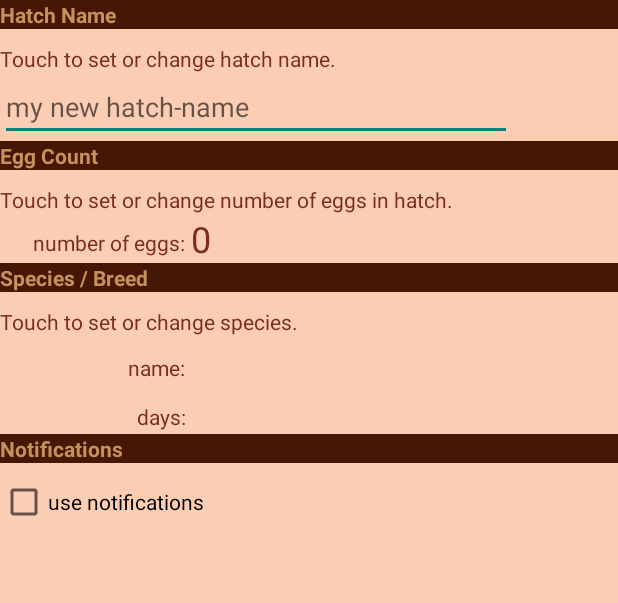
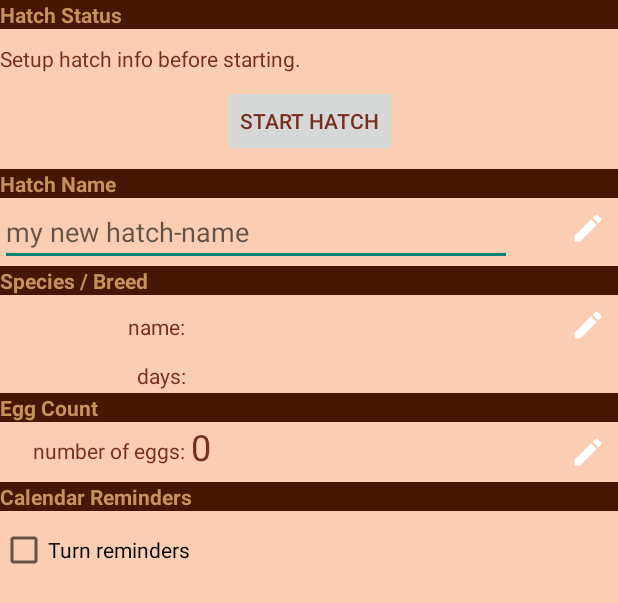
Before and after one commit to manfangllc/hatchtrack-android, an Android app: the layout frag_create_hatch.xml on its own in the app's theme, with its tools: preview values and no code run, on a phone screen of 412 x 824 dp. Shown: the top 603 px of the screen. Run offline under Robolectric (Android 15) with nearby library versions, the phone set to English and light mode, and no system bars.

Commit message:
tossing create-hatch frag. only one type of hatch fragment: hatch...adding a new hatch just adds a new hatch...duh. the hatch is unstartable until #eggs, name, species. editable everywhere until started, somewhat editable during start

```diff
--- a/app/src/main/res/layout/frag_create_hatch.xml
+++ b/app/src/main/res/layout/frag_create_hatch.xml
@@ -16,6 +16,56 @@
         android:orientation="vertical">
 
         <android.support.constraint.ConstraintLayout
+            android:id="@+id/statusContainer"
+            android:layout_width="match_parent"
+            android:layout_height="wrap_content"
+            android:background="?attr/selectableItemBackground">
+
+            <android.support.constraint.Guideline
+                android:id="@+id/guideline8"
+                android:layout_width="wrap_content"
+                android:layout_height="wrap_content"
+                android:orientation="vertical"
+                app:layout_constraintGuide_percent=".3" />
+
+            <TextView
+                android:id="@+id/statusTitle"
+                android:layout_width="0dp"
+                android:layout_height="wrap_content"
+                android:background="@color/colorPrimaryDark"
+                android:text="@string/status_label"
+                android:textColor="@color/colorPrimary"
+                android:textStyle="bold"
+                app:layout_constraintLeft_toLeftOf="parent"
+                app:layout_constraintRight_toRightOf="parent"
+                app:layout_constraintTop_toTopOf="parent" />
+
+            <TextView
+                android:id="@+id/statusIntro"
+                android:layout_width="wrap_content"
+                android:layout_height="wrap_content"
+                android:layout_marginTop="10dp"
+                android:text="@string/status_intro"
+                android:visibility="visible"
+                app:layout_constraintLeft_toLeftOf="@+id/statusTitle"
+                app:layout_constraintTop_toBottomOf="@+id/statusTitle" />
+
+            <Button
+                android:id="@+id/startHatchButton"
+                android:layout_width="wrap_content"
+                android:layout_height="wrap_content"
+                android:layout_marginTop="8dp"
+                android:layout_marginBottom="8dp"
+                android:enabled="false"
+                android:text="@string/start_hatch_button_label"
+                app:layout_constraintBottom_toBottomOf="parent"
+                app:layout_constraintEnd_toEndOf="parent"
+                app:layout_constraintStart_toStartOf="parent"
+                app:layout_constraintTop_toBottomOf="@+id/statusIntro" />
+
+        </android.support.constraint.ConstraintLayout>
+
+        <android.support.constraint.ConstraintLayout
             android:id="@+id/nameContainer"
             android:layout_width="match_parent"
             android:layout_height="wrap_content"
@@ -29,6 +79,7 @@
                 android:text="@string/hatch_name_label"
                 android:textColor="@color/colorPrimary"
                 android:textStyle="bold"
+                app:layout_constraintHorizontal_bias="0.0"
                 app:layout_constraintLeft_toLeftOf="parent"
                 app:layout_constraintRight_toRightOf="parent"
                 app:layout_constraintTop_toTopOf="parent" />
@@ -40,7 +91,18 @@
                 android:layout_marginTop="10dp"
                 android:text="@string/hatch_name_intro"
                 app:layout_constraintLeft_toLeftOf="@+id/nameTitle"
-                app:layout_constraintTop_toBottomOf="@+id/nameTitle" />
+                app:layout_constraintTop_toBottomOf="@+id/nameTitle"
+                tools:visibility="gone" />
+
+            <ImageView
+                android:id="@+id/imageView2"
+                android:layout_width="wrap_content"
+                android:layout_height="24dp"
+                android:layout_marginTop="8dp"
+                android:layout_marginEnd="8dp"
+                app:layout_constraintEnd_toEndOf="parent"
+                app:layout_constraintTop_toBottomOf="@+id/nameTitle"
+                app:srcCompat="@drawable/ic_action_edit" />
 
             <EditText
                 android:id="@+id/nameText"
@@ -54,60 +116,6 @@
                 android:singleLine="true"
                 app:layout_constraintLeft_toLeftOf="@+id/textView2"
                 app:layout_constraintTop_toBottomOf="@+id/textView2" />
-        </android.support.constraint.ConstraintLayout>
-
-        <android.support.constraint.ConstraintLayout
-            android:id="@+id/countContainer"
-            android:layout_width="match_parent"
-            android:layout_height="wrap_content"
-            android:background="?attr/selectableItemBackground">
-
-            <android.support.constraint.Guideline
-                android:id="@+id/guideline5"
-                android:layout_width="wrap_content"
-                android:layout_height="wrap_content"
-                android:orientation="vertical"
-                app:layout_constraintGuide_percent=".3"/>
-
-            <TextView
-                android:id="@+id/countTitle"
-                android:layout_width="0dp"
-                android:layout_height="wrap_content"
-                android:background="@color/colorPrimaryDark"
-                android:text="@string/egg_count_label"
-                android:textColor="@color/colorPrimary"
-                android:textStyle="bold"
-                app:layout_constraintLeft_toLeftOf="parent"
-                app:layout_constraintRight_toRightOf="parent"
-                app:layout_constraintTop_toTopOf="parent" />
-
-            <TextView
-                android:id="@+id/countIntro"
-                android:layout_width="wrap_content"
-                android:layout_height="wrap_content"
-                android:layout_marginTop="10dp"
-                android:text="@string/egg_count_intro"
-                app:layout_constraintLeft_toLeftOf="@+id/countTitle"
-                app:layout_constraintTop_toBottomOf="@+id/countTitle" />
-
-            <TextView
-                android:id="@+id/countNumber"
-                android:layout_width="wrap_content"
-                android:layout_height="wrap_content"
-                android:layout_marginBottom="4dp"
-                android:text="@string/egg_count_label_number"
-                app:layout_constraintBottom_toBottomOf="@+id/countValue"
-                app:layout_constraintRight_toLeftOf="@+id/guideline5" />
-
-            <TextView
-                android:id="@+id/countValue"
-                android:layout_width="wrap_content"
-                android:layout_height="wrap_content"
-                android:layout_marginLeft="4dp"
-                android:text="0"
-                android:textSize="24sp"
-                app:layout_constraintLeft_toRightOf="@+id/guideline5"
-                app:layout_constraintTop_toBottomOf="@+id/countIntro" />
 
         </android.support.constraint.ConstraintLayout>
 
@@ -122,7 +130,7 @@
                 android:layout_width="wrap_content"
                 android:layout_height="wrap_content"
                 android:orientation="vertical"
-                app:layout_constraintGuide_percent=".3"/>
+                app:layout_constraintGuide_percent=".3" />
 
             <TextView
                 android:id="@+id/speciesTitle"
@@ -136,12 +144,23 @@
                 app:layout_constraintRight_toRightOf="parent"
                 app:layout_constraintTop_toTopOf="parent" />
 
+            <ImageView
+                android:id="@+id/imageView5"
+                android:layout_width="wrap_content"
+                android:layout_height="24dp"
+                android:layout_marginTop="8dp"
+                android:layout_marginEnd="8dp"
+                app:layout_constraintEnd_toEndOf="parent"
+                app:layout_constraintTop_toBottomOf="@+id/speciesTitle"
+                app:srcCompat="@drawable/ic_action_edit" />
+
             <TextView
                 android:id="@+id/speciesIntro"
                 android:layout_width="wrap_content"
                 android:layout_height="wrap_content"
                 android:layout_marginTop="10dp"
                 android:text="@string/species_intro"
+                android:visibility="gone"
                 app:layout_constraintLeft_toLeftOf="@+id/speciesTitle"
                 app:layout_constraintTop_toBottomOf="@+id/speciesTitle" />
 
@@ -186,6 +205,76 @@
 
         </android.support.constraint.ConstraintLayout>
 
+
+        <android.support.constraint.ConstraintLayout
+            android:id="@+id/countContainer"
+            android:layout_width="match_parent"
+            android:layout_height="wrap_content"
+            android:background="?attr/selectableItemBackground">
+
+            <android.support.constraint.Guideline
+                android:id="@+id/guideline5"
+                android:layout_width="wrap_content"
+                android:layout_height="wrap_content"
+                android:orientation="vertical"
+                app:layout_constraintGuide_percent=".3"/>
+
+            <TextView
+                android:id="@+id/countTitle"
+                android:layout_width="0dp"
+                android:layout_height="wrap_content"
+                android:background="@color/colorPrimaryDark"
+                android:text="@string/egg_count_label"
+                android:textColor="@color/colorPrimary"
+                android:textStyle="bold"
+                app:layout_constraintLeft_toLeftOf="parent"
+                app:layout_constraintRight_toRightOf="parent"
+                app:layout_constraintTop_toTopOf="parent" />
+
+            <ImageView
+                android:id="@+id/imageView4"
+                android:layout_width="wrap_content"
+                android:layout_height="24dp"
+                android:layout_marginTop="8dp"
+                android:layout_marginEnd="8dp"
+                android:layout_marginBottom="8dp"
+                app:layout_constraintBottom_toBottomOf="parent"
+                app:layout_constraintEnd_toEndOf="parent"
+                app:layout_constraintTop_toBottomOf="@+id/countTitle"
+                app:srcCompat="@drawable/ic_action_edit" />
+
+            <TextView
+                android:id="@+id/countIntro"
+                android:layout_width="wrap_content"
+                android:layout_height="wrap_content"
+                android:layout_marginTop="10dp"
+                android:text="@string/egg_count_intro"
+                android:visibility="gone"
+                app:layout_constraintLeft_toLeftOf="@+id/countTitle"
+                app:layout_constraintTop_toBottomOf="@+id/countTitle" />
+
+            <TextView
+                android:id="@+id/countNumber"
+                android:layout_width="wrap_content"
+                android:layout_height="wrap_content"
+                android:layout_marginBottom="4dp"
+                android:text="@string/egg_count_label_number"
+                app:layout_constraintBottom_toBottomOf="@+id/countValue"
+                app:layout_constraintRight_toLeftOf="@+id/guideline5" />
+
+            <TextView
+                android:id="@+id/countValue"
+                android:layout_width="wrap_content"
+                android:layout_height="wrap_content"
+                android:layout_marginLeft="4dp"
+                android:text="0"
+                android:textSize="24sp"
+                app:layout_constraintLeft_toRightOf="@+id/guideline5"
+                app:layout_constraintTop_toBottomOf="@+id/countIntro" />
+
+        </android.support.constraint.ConstraintLayout>
+
+
         <android.support.constraint.ConstraintLayout
             android:id="@+id/notificationContainer"
             android:layout_width="match_parent"
@@ -200,11 +289,11 @@
                 app:layout_constraintGuide_percent=".3" />
 
             <TextView
-                android:id="@+id/notificationTitle"
+                android:id="@+id/remindersTitle"
                 android:layout_width="0dp"
                 android:layout_height="wrap_content"
                 android:background="@color/colorPrimaryDark"
-                android:text="@string/notification_title"
+                android:text="@string/reminders_title"
                 android:textColor="@color/colorPrimary"
                 android:textStyle="bold"
                 app:layout_constraintLeft_toLeftOf="parent"
@@ -216,8 +305,8 @@
                 android:layout_width="wrap_content"
                 android:layout_height="wrap_content"
                 android:layout_marginTop="10dp"
-                android:text="@string/notifications_checkbox"
-                app:layout_constraintTop_toBottomOf="@+id/notificationTitle" />
+                android:text="@string/turn_reminders_checkbox"
+                app:layout_constraintTop_toBottomOf="@+id/remindersTitle" />
 
 
         </android.support.constraint.ConstraintLayout>
--- a/app/src/main/res/layout/frag_hatch.xml
+++ b/app/src/main/res/layout/frag_hatch.xml
@@ -5,17 +5,19 @@
     xmlns:tools="http://schemas.android.com/tools"
     android:layout_width="match_parent"
     android:layout_height="match_parent"
+    android:background="@color/windowBackground"
+    android:fillViewport="true"
     android:fitsSystemWindows="false"
     app:layout_behavior="@string/appbar_scrolling_view_behavior">
 
     <LinearLayout
         android:layout_width="match_parent"
-        android:layout_height="match_parent"
+        android:layout_height="wrap_content"
         android:orientation="vertical">
 
         <android.support.constraint.ConstraintLayout
             android:layout_width="match_parent"
-            android:layout_height="match_parent"
+            android:layout_height="wrap_content"
             android:background="@color/windowBackground"
             tools:ignore="HardcodedText">
 
@@ -45,11 +47,21 @@
                 app:layout_constraintTop_toBottomOf="@+id/labelSpecies"
                 app:srcCompat="@drawable/ic_action_edit" />
 
+            <TextView
+                android:id="@+id/textView10"
+                android:layout_width="wrap_content"
+                android:layout_height="wrap_content"
+                android:text="TextView"
+                app:layout_constraintBottom_toBottomOf="parent"
+                app:layout_constraintEnd_toStartOf="@+id/imageButton"
+                app:layout_constraintStart_toStartOf="parent"
+                app:layout_constraintTop_toBottomOf="@+id/labelSpecies" />
+
         </android.support.constraint.ConstraintLayout>
 
         <android.support.constraint.ConstraintLayout
             android:layout_width="match_parent"
-            android:layout_height="match_parent"
+            android:layout_height="wrap_content"
             android:background="@color/windowBackground"
             tools:ignore="HardcodedText">
 
@@ -65,6 +77,20 @@
                 app:layout_constraintRight_toRightOf="parent"
                 app:layout_constraintTop_toTopOf="parent" />
 
+            <ImageButton
+                android:id="@+id/imageButton2"
+                android:layout_width="wrap_content"
+                android:layout_height="wrap_content"
+                android:layout_marginTop="8dp"
+                android:layout_marginEnd="8dp"
+                android:layout_marginBottom="8dp"
+                android:scaleType="fitXY"
+                android:src="@drawable/ic_action_edit"
+                app:layout_constraintBottom_toBottomOf="parent"
+                app:layout_constraintEnd_toEndOf="parent"
+                app:layout_constraintTop_toBottomOf="@id/labelEggs"
+                app:srcCompat="@drawable/ic_action_edit" />
+
             <TextView
                 android:id="@+id/textEggCount"
                 android:layout_width="wrap_content"
@@ -79,7 +105,7 @@
 
         <android.support.constraint.ConstraintLayout
             android:layout_width="match_parent"
-            android:layout_height="match_parent"
+            android:layout_height="wrap_content"
             android:background="@color/windowBackground"
             tools:ignore="HardcodedText">
 
@@ -123,7 +149,7 @@
 
         <android.support.constraint.ConstraintLayout
             android:layout_width="match_parent"
-            android:layout_height="match_parent"
+            android:layout_height="wrap_content"
             android:background="@color/windowBackground"
             tools:ignore="HardcodedText">
 
--- a/app/src/main/res/values/strings.xml
+++ b/app/src/main/res/values/strings.xml
@@ -70,6 +70,10 @@
     <string name="egg_count_hint">set egg count</string>
     <string name="title_buypeeps">Get Peep</string>
 
+    <string name="status_label">Hatch Status</string>
+    <string name="status_intro">Setup hatch info before starting.</string>
+    <string name="start_hatch_button_label">Start Hatch</string>
+    <string name="end_hatch_button_label">End Hatch</string>
     <string name="hatch_name_label">Hatch Name</string>
     <string name="hatch_name_intro">Touch to set or change hatch name.</string>
     <string name="egg_count_label">Egg Count</string>
@@ -82,8 +86,8 @@
     <string name="time_label">Time</string>
     <string name="peeps_label">Peeps</string>
     <string name="eggs_label">Eggs</string>
-    <string name="notification_title">Notifications</string>
-    <string name="notifications_checkbox">use notifications</string>
+    <string name="reminders_title">Calendar Reminders</string>
+    <string name="turn_reminders_checkbox">Turn reminders</string>
 
     <string name="calendar_permission_text">HatchTrack needs this permission to read and write the calendar which it uses to notify you about hatch events.
         \n\HatchTrack does not transmit or save any of your personal calendar information. It only uses the calendar to remind you about your hatches.
```
